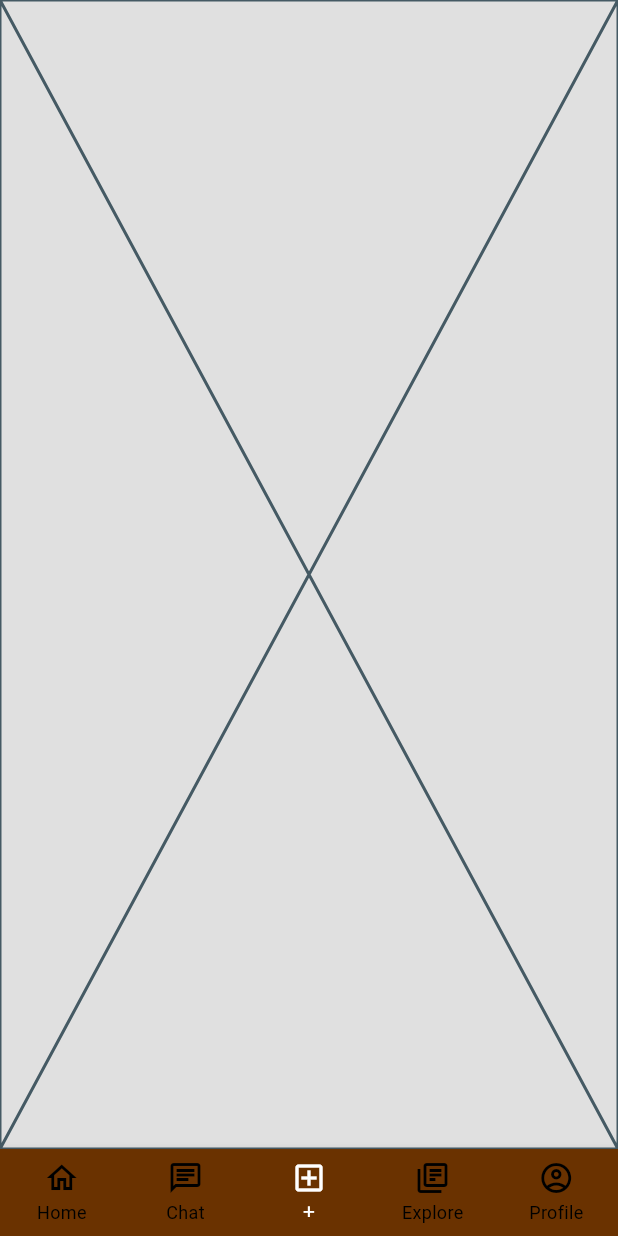
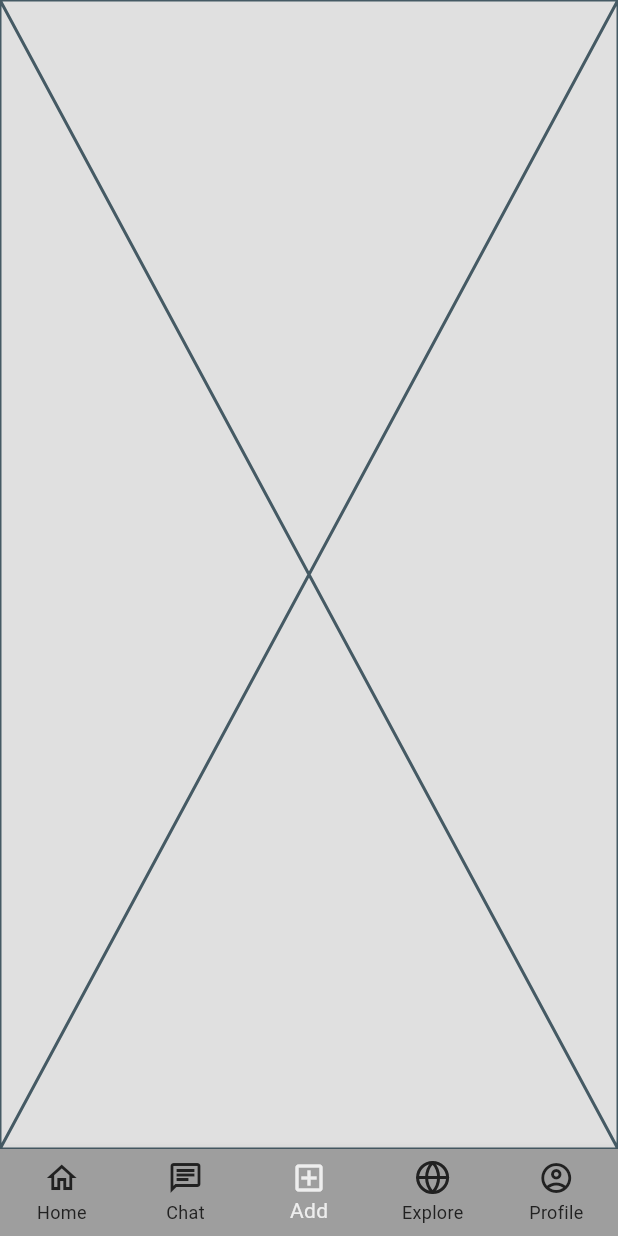
Before and after one commit to const-nishant/syncora_application, a Flutter app: the NavBar screen opened directly, item 3 of the bottom bar chosen, on a phone screen of 412 x 824 dp. Run offline on Flutter 3.47's test engine with Material 3 defaults, Android fonts, the phone set to English and light mode, and no system bars; our stand-ins replace appwrite, carousel_slider, cloud_firestore, firebase_auth, firebase_core, flutter_phoenix and 6 more; missing offline and left inert: bip39, ed25519_hd_key, web3dart; accounts and stored records are empty; network calls fail.

Commit message:
nav bar chnages

```diff
--- a/lib/common/navbar.dart
+++ b/lib/common/navbar.dart
@@ -1,4 +1,6 @@
 import 'package:flutter/material.dart';
+import 'package:lucide_icons_flutter/lucide_icons.dart';
+import 'package:syncora_application/modules/chat/screens/main_chatscreen.dart';
 import 'package:syncora_application/modules/home/screen/homescreen.dart';
 
 class NavBar extends StatefulWidget {
@@ -19,7 +21,7 @@ class _NavBarState extends State<NavBar> {
 
   final List<Widget> _pages = [
     const Homescreen(), //0th index
-    const Placeholder(), //1th index
+    const MainChatscreen(), //1th index
     const Placeholder(), //2th index
     const Placeholder(), //3th index
     const Placeholder(), //4th index
@@ -30,9 +32,9 @@ class _NavBarState extends State<NavBar> {
     return Scaffold(
       body: _pages[currentIndex],
       bottomNavigationBar: BottomNavigationBar(
-          backgroundColor: Color(0xFF6A3200),
-          selectedItemColor: Colors.white,
-          unselectedItemColor: Colors.black,
+          backgroundColor: Theme.of(context).colorScheme.primary,
+          selectedItemColor: Theme.of(context).colorScheme.secondary,
+          unselectedItemColor: Theme.of(context).colorScheme.inversePrimary,
           type: BottomNavigationBarType.fixed,
           currentIndex: currentIndex,
           onTap: goToPage,
@@ -47,10 +49,10 @@ class _NavBarState extends State<NavBar> {
             ),
             BottomNavigationBarItem(
               icon: Icon(Icons.add_box_outlined),
-              label: '+',
+              label: 'Add',
             ),
             BottomNavigationBarItem(
-              icon: Icon(Icons.library_books_outlined),
+              icon: Icon(LucideIcons.globe),
               label: 'Explore',
             ),
             BottomNavigationBarItem(
--- a/lib/modules/auth/data/services/authwrapper.dart
+++ b/lib/modules/auth/data/services/authwrapper.dart
@@ -1,9 +1,8 @@
 import 'package:firebase_auth/firebase_auth.dart';
 import 'package:flutter/material.dart';
 import 'package:provider/provider.dart';
+import 'package:syncora_application/common/navbar.dart';
 import 'package:syncora_application/modules/auth/screen/memonics_screen.dart';
-import 'package:syncora_application/modules/home/home_export.dart';
-
 import '../../auth_exports.dart';
 
 class Authwrapper extends StatefulWidget {
@@ -52,7 +51,7 @@ class _AuthwrapperState extends State<Authwrapper> {
                     return Authwrapper();
                   } else {
                     // final walletprovider = Provider.of<WalletProvider>(context);
-                    return snapshot.data! ? Homescreen() : MemonicsScreen();
+                    return snapshot.data! ? NavBar() : MemonicsScreen();
                   }
                 });
           });
```
